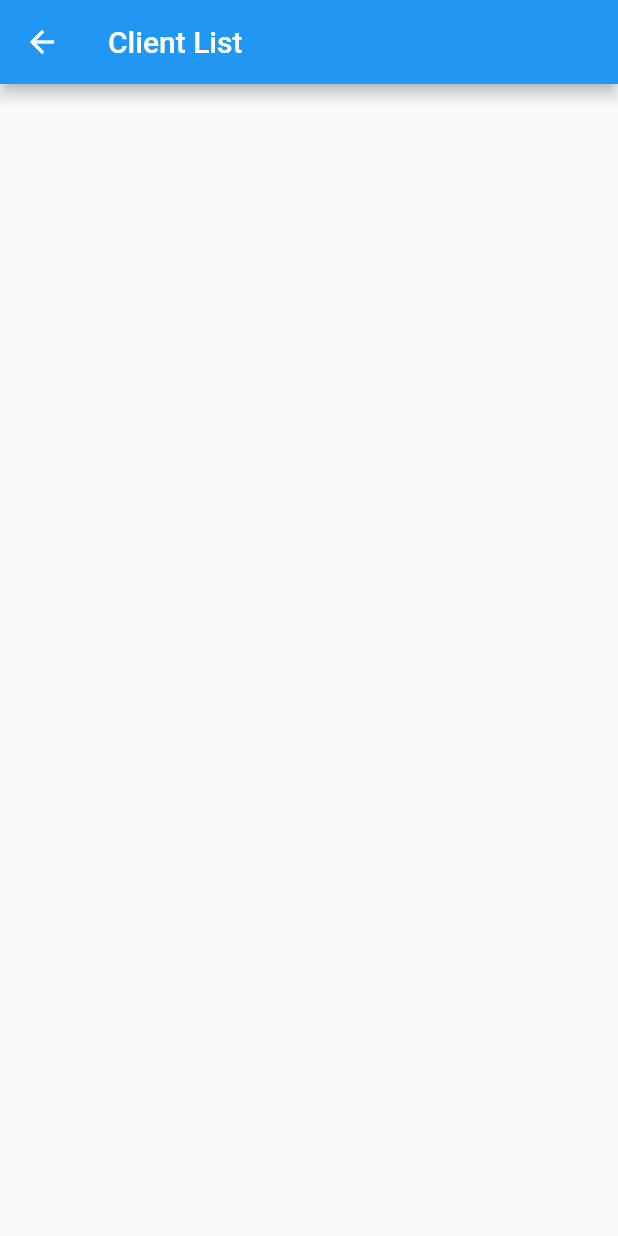
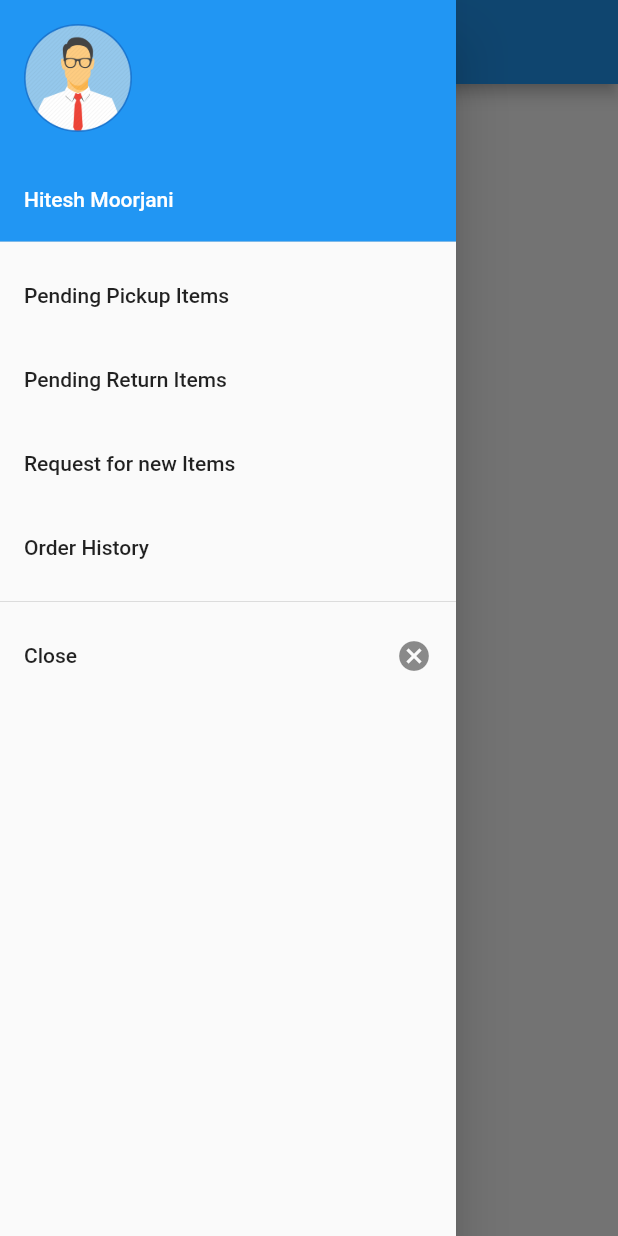
Before and after one commit to HiteshMoorjaniX/flutter-pickup_return, a Flutter app: the PendingPickupItems screen opened directly, with the side drawer open (before the commit the screen has no drawer), on a phone screen of 412 x 824 dp. Run offline on Flutter 3.47's test engine with Material 2 defaults, Android fonts, the phone set to English and light mode, and no system bars; our stand-ins replace flutter_screenutil, pdf, toast; missing offline and left inert: fancy_dialog, flutter_beautiful_popup, flutter_full_pdf_viewer; accounts and stored records are empty; network calls fail.

```diff
--- a/lib/ClientWidgets/PendingPickupItems.dart
+++ b/lib/ClientWidgets/PendingPickupItems.dart
@@ -1,7 +1,9 @@
 import 'dart:convert';
 
 import 'package:flutter/material.dart';
+import 'package:pickup_return/ClientWidgets/ClientOrdersHistory.dart';
 import 'package:pickup_return/ClientWidgets/PendingPickupItemsList.dart';
+import 'package:pickup_return/ClientWidgets/PendingReturnItems.dart';
 import 'package:pickup_return/api_config.dart' as Api_Config;
 import 'package:pickup_return/globals.dart' as globals;
 import 'package:http/http.dart' as http;
@@ -30,7 +32,47 @@ class _PendingPickupItemsState extends State<PendingPickupItems> {
   Widget build(BuildContext context) {
     return new Scaffold(
       appBar: new AppBar(
-        title: new Text("Client List"),
+        title: new Text("Pending Pickup Items"),
+      ),
+      drawer: new Drawer(
+        child: new ListView(
+          children: <Widget>[
+            new UserAccountsDrawerHeader(
+              accountName: new Text('Hitesh Moorjani'),
+              accountEmail: null,
+              currentAccountPicture: new GestureDetector(
+                child: new CircleAvatar(
+                  backgroundImage: new AssetImage('assets/as.png'),
+                ),
+              ),
+            ),
+            new ListTile(
+              title: new Text('Pending Pickup Items'),
+              onTap: () => Navigator.of(context).push(new MaterialPageRoute(
+                  builder: (BuildContext context) => new PendingPickupItems())),
+            ),
+            new ListTile(
+              title: new Text('Pending Return Items'),
+              onTap: () => Navigator.of(context).push(new MaterialPageRoute(
+                  builder: (BuildContext context) => new PendingReturnItems())),
+            ),
+            new ListTile(
+              title: new Text('Request for new Items'),
+            ),
+            new ListTile(
+              title: new Text('Order History'),
+              onTap: () => Navigator.of(context).push(new MaterialPageRoute(
+                  builder: (BuildContext context) =>
+                      new ClientOrdersHistory())),
+            ),
+            new Divider(),
+            new ListTile(
+              title: new Text('Close'),
+              trailing: new Icon(Icons.cancel),
+              onTap: () => Navigator.of(context).pop(),
+            )
+          ],
+        ),
       ),
       body: new ListView.builder(
         itemCount: data == null ? 0 : data.length,
@@ -76,12 +118,11 @@ class _PendingPickupItemsState extends State<PendingPickupItems> {
   }
 
   showPendingPickupItemsForPickupId(pickup_id) {
-
     Navigator.push(
       context,
-      MaterialPageRoute(builder: (context) => PendingPickupItemsList(pickup_id: pickup_id)),
+      MaterialPageRoute(
+          builder: (context) => PendingPickupItemsList(pickup_id: pickup_id)),
     );
-
   }
 
   Future<String> fetchPendingPickupItems() async {
```
Also changed, not shown: lib/ClientWidgets/ClientOrdersHistory.dart (added, +15 -0 lines), lib/ClientWidgets/PendingPickupItemsChallan.dart (added, +78 -0 lines), lib/ClientWidgets/PendingPickupItemsList.dart (+52 -8 lines), lib/ClientWidgets/PendingReturnItems.dart (added, +15 -0 lines).
